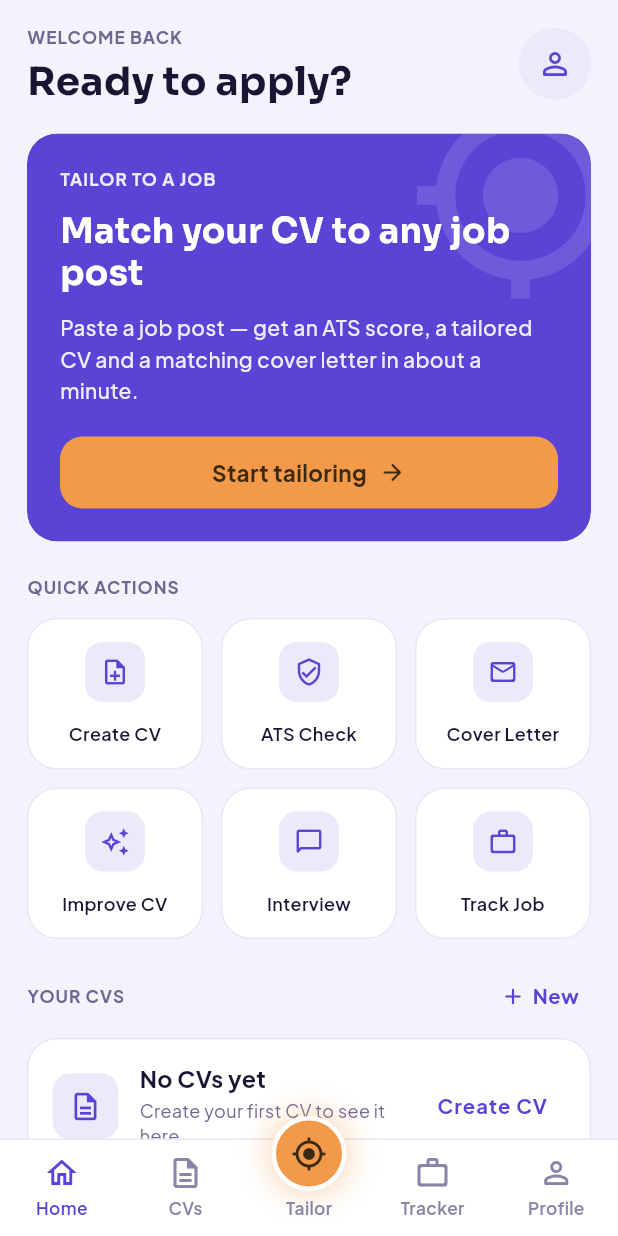
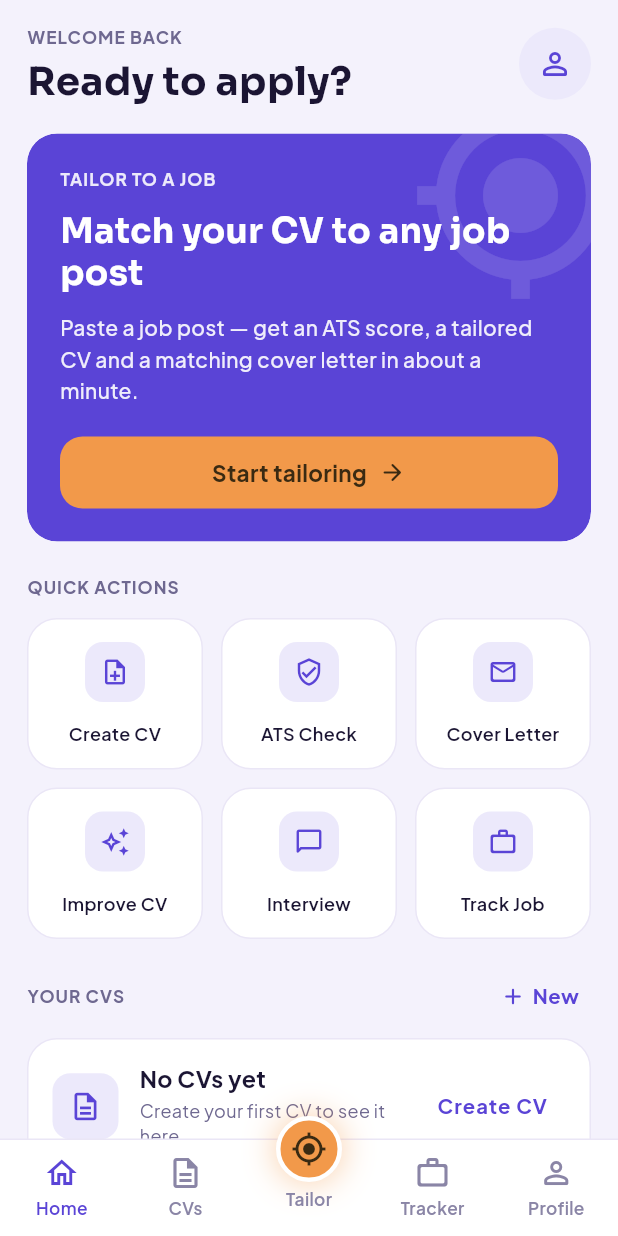
Before and after one commit to khokanuzzaman/CvMate-Bd, a Flutter app: the screen it shows once a user with an empty profile is signed in, on a phone screen of 412 x 824 dp. Run offline on Flutter 3.47's test engine with Material 3 defaults, Android fonts, the phone set to English and light mode, and no system bars; our stand-ins replace cloud_firestore, cloud_functions, dio, firebase_analytics, firebase_auth, firebase_core and 9 more; accounts and stored records are empty.

Commit message:
fix: resolve jolly branch UI issues

```diff
--- a/lib/core/widgets/bottom_nav_bar.dart
+++ b/lib/core/widgets/bottom_nav_bar.dart
@@ -128,8 +128,8 @@ class _CenterAction extends StatelessWidget {
           mainAxisAlignment: MainAxisAlignment.center,
           children: [
             Container(
-              width: 50,
-              height: 50,
+              width: 44,
+              height: 44,
               alignment: Alignment.center,
               decoration: BoxDecoration(
                 color: AppColors.accent,
--- a/lib/features/home/presentation/screens/home_screen.dart
+++ b/lib/features/home/presentation/screens/home_screen.dart
@@ -13,6 +13,7 @@ import 'package:careermatebd/core/widgets/quick_action_tile.dart';
 import 'package:careermatebd/core/widgets/section_label.dart';
 import 'package:careermatebd/features/auth/presentation/controllers/auth_session_provider.dart';
 import 'package:careermatebd/features/cv_builder/domain/entities/cv_profile.dart';
+import 'package:careermatebd/features/cv_builder/domain/entities/cv_template.dart';
 import 'package:careermatebd/features/cv_builder/presentation/controllers/cv_builder_controller.dart';
 import 'package:careermatebd/features/cv_builder/presentation/controllers/cv_library_controller.dart';
 import 'package:flutter/material.dart';
```
